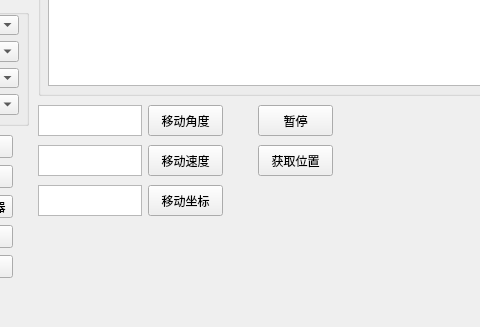
Before: the Qt Designer form slam_car/Ui/Car.ui in GeHaha/Practice, drawn with Qt 5; both pictures show x 172 to 652 and y 405 to 732 of the 764 by 732 pixel window.
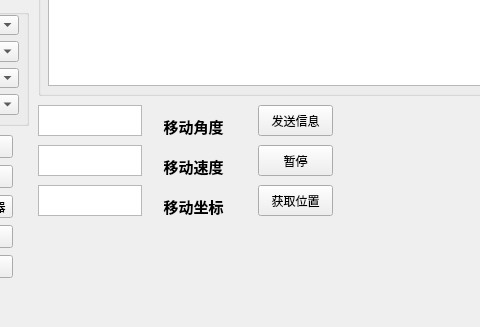
After: the same form once the commit is applied.

```diff
--- a/slam_car/Ui/Car.ui
+++ b/slam_car/Ui/Car.ui
@@ -157,43 +157,17 @@
      <string>发送</string>
     </property>
    </widget>
-   <widget class="QPushButton" name="AngleButton">
-    <property name="geometry">
-     <rect>
-      <x>320</x>
-      <y>510</y>
-      <width>75</width>
-      <height>31</height>
-     </rect>
-    </property>
-    <property name="text">
-     <string>移动角度</string>
-    </property>
-   </widget>
-   <widget class="QPushButton" name="velocityButton">
-    <property name="geometry">
-     <rect>
-      <x>320</x>
-      <y>550</y>
-      <width>75</width>
-      <height>31</height>
-     </rect>
-    </property>
-    <property name="text">
-     <string>移动速度</string>
-    </property>
-   </widget>
-   <widget class="QPushButton" name="GetLocaButton">
+   <widget class="QPushButton" name="sendMsgButton">
     <property name="geometry">
      <rect>
       <x>430</x>
-      <y>550</y>
+      <y>510</y>
       <width>75</width>
       <height>31</height>
      </rect>
     </property>
     <property name="text">
-     <string>获取位置</string>
+     <string>发送信息</string>
     </property>
    </widget>
    <widget class="QGroupBox" name="PortgroupBox">
@@ -213,7 +187,7 @@
     <property name="geometry">
      <rect>
       <x>430</x>
-      <y>510</y>
+      <y>550</y>
       <width>75</width>
       <height>31</height>
      </rect>
@@ -749,17 +723,56 @@
      </rect>
     </property>
    </widget>
-   <widget class="QPushButton" name="CoordsButton">
+   <widget class="QPushButton" name="GetLocaButton">
     <property name="geometry">
      <rect>
-      <x>320</x>
+      <x>430</x>
       <y>590</y>
       <width>75</width>
       <height>31</height>
      </rect>
     </property>
     <property name="text">
-     <string>移动坐标</string>
+     <string>获取位置</string>
+    </property>
+   </widget>
+   <widget class="QLabel" name="anglelabel">
+    <property name="geometry">
+     <rect>
+      <x>330</x>
+      <y>520</y>
+      <width>71</width>
+      <height>21</height>
+     </rect>
+    </property>
+    <property name="text">
+     <string>&lt;html&gt;&lt;head/&gt;&lt;body&gt;&lt;p align=&quot;center&quot;&gt;&lt;span style=&quot; font-size:11pt; font-weight:600;&quot;&gt;移动角度&lt;/span&gt;&lt;/p&gt;&lt;/body&gt;&lt;/html&gt;</string>
+    </property>
+   </widget>
+   <widget class="QLabel" name="speedlabel">
+    <property name="geometry">
+     <rect>
+      <x>330</x>
+      <y>560</y>
+      <width>71</width>
+      <height>21</height>
+     </rect>
+    </property>
+    <property name="text">
+     <string>&lt;html&gt;&lt;head/&gt;&lt;body&gt;&lt;p align=&quot;center&quot;&gt;&lt;span style=&quot; font-size:11pt; font-weight:600;&quot;&gt;移动速度&lt;/span&gt;&lt;/p&gt;&lt;/body&gt;&lt;/html&gt;</string>
+    </property>
+   </widget>
+   <widget class="QLabel" name="coordlabel">
+    <property name="geometry">
+     <rect>
+      <x>330</x>
+      <y>600</y>
+      <width>71</width>
+      <height>21</height>
+     </rect>
+    </property>
+    <property name="text">
+     <string>&lt;html&gt;&lt;head/&gt;&lt;body&gt;&lt;p align=&quot;center&quot;&gt;&lt;span style=&quot; font-size:11pt; font-weight:600;&quot;&gt;移动坐标&lt;/span&gt;&lt;/p&gt;&lt;/body&gt;&lt;/html&gt;</string>
     </property>
    </widget>
   </widget>
```
Left out of the diff: 12 changed lines with no effect on the pictures.
